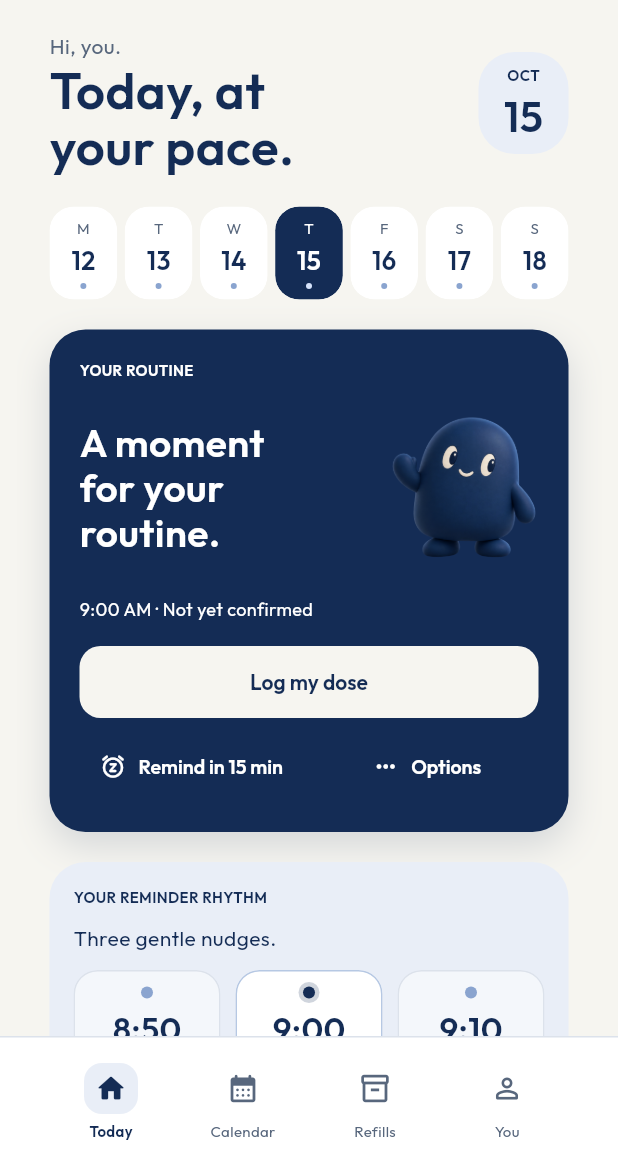
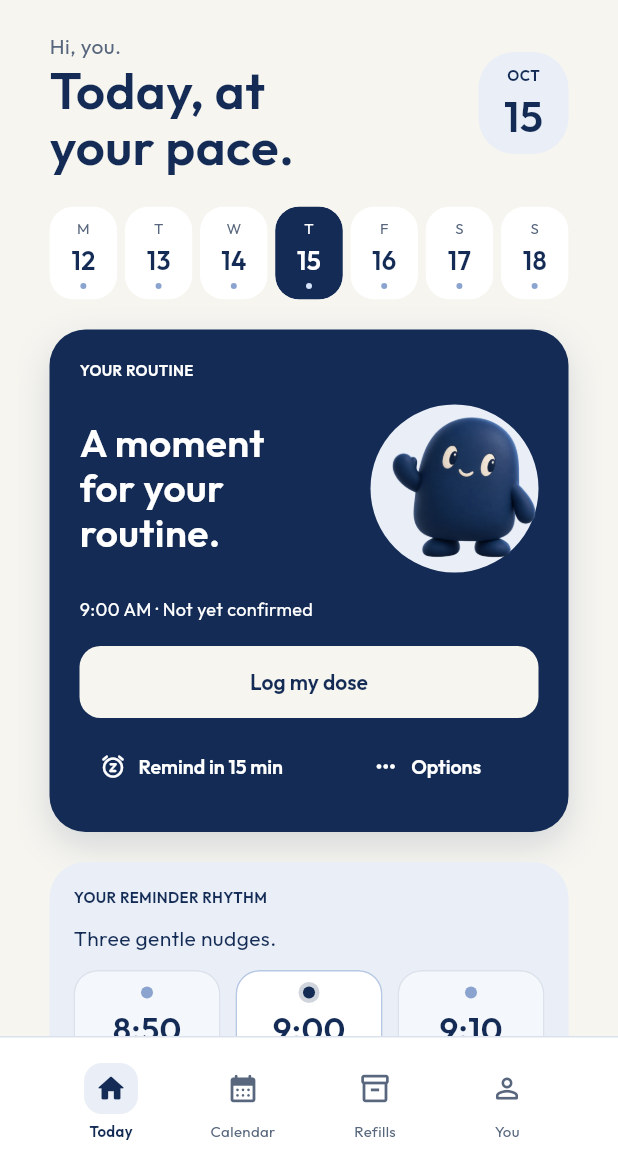
Before and after one commit to kevon-dot/farda, a Flutter app: the FardaTodayScreen screen opened directly, on a phone screen of 412 x 824 dp, the part 71-1236 px from its top. Run offline on Flutter 3.47's test engine with Material 3 defaults, Android fonts, the phone set to English and light mode, and no system bars; drawn by our look-alikes of toastification; our stand-ins replace easy_stepper, flutter_bloc, flutter_blue_plus, flutter_dotenv, flutter_screenutil, flutter_secure_storage and 7 more; missing offline and left inert: bloc_presentation, clipboard; accounts and stored records are empty.

```diff
--- a/farda-app/lib/consumer_v2/screens/today/today_routine_card.dart
+++ b/farda-app/lib/consumer_v2/screens/today/today_routine_card.dart
@@ -87,7 +87,14 @@ class FardaTodayRoutineCard extends StatelessWidget {
                     ),
                   ),
                 ),
-                FardaCompanion(
+                Container(
+                  width: 112,
+                  height: 112,
+                  decoration: const BoxDecoration(
+                    color: Color(0xFFE9EEF7),
+                    shape: BoxShape.circle,
+                  ),
+                  child: FardaCompanion(
                     size: 112,
                     mood: switch (status) {
                       TodayDoseStatus.confirmed => FardaCompanionMood.confirmed,
@@ -96,6 +103,7 @@ class FardaTodayRoutineCard extends StatelessWidget {
                         FardaCompanionMood.snoozed,
                       TodayDoseStatus.pending => FardaCompanionMood.waving,
                     },
+                  ),
                 ),
               ],
             ),
```
Also changed, not shown: farda-app/lib/consumer_v2/screens/refills/live_refills_screen.dart (+10 -4 lines), 2 other files. Lines whose indentation alone changed are shown as unchanged.
